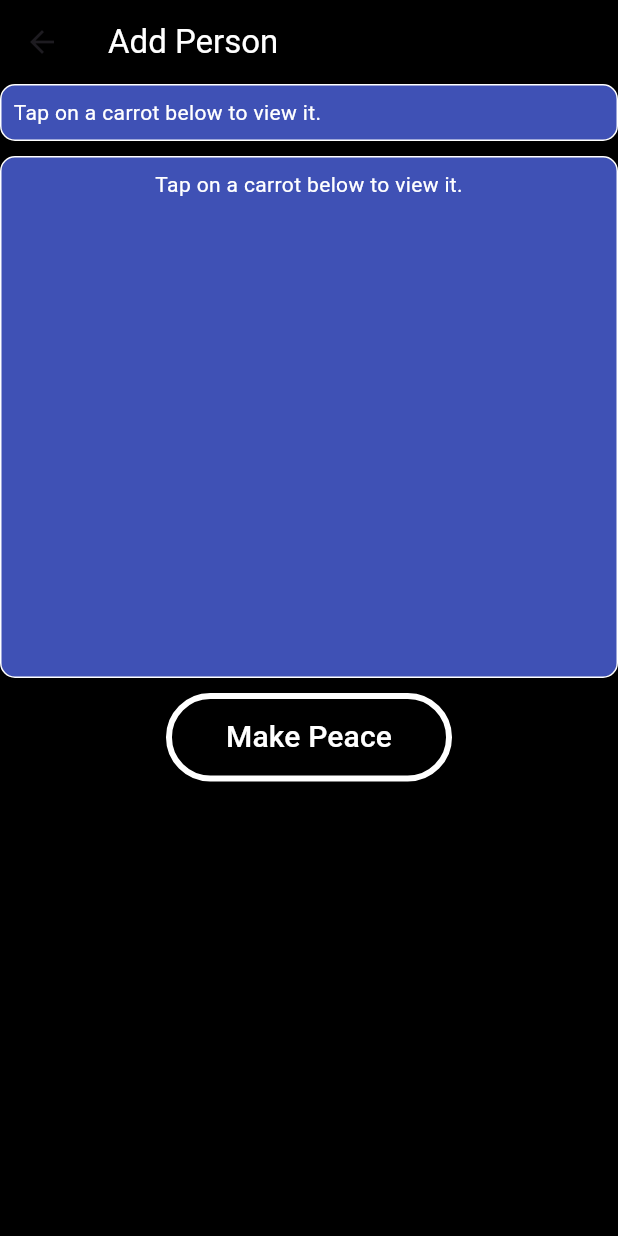
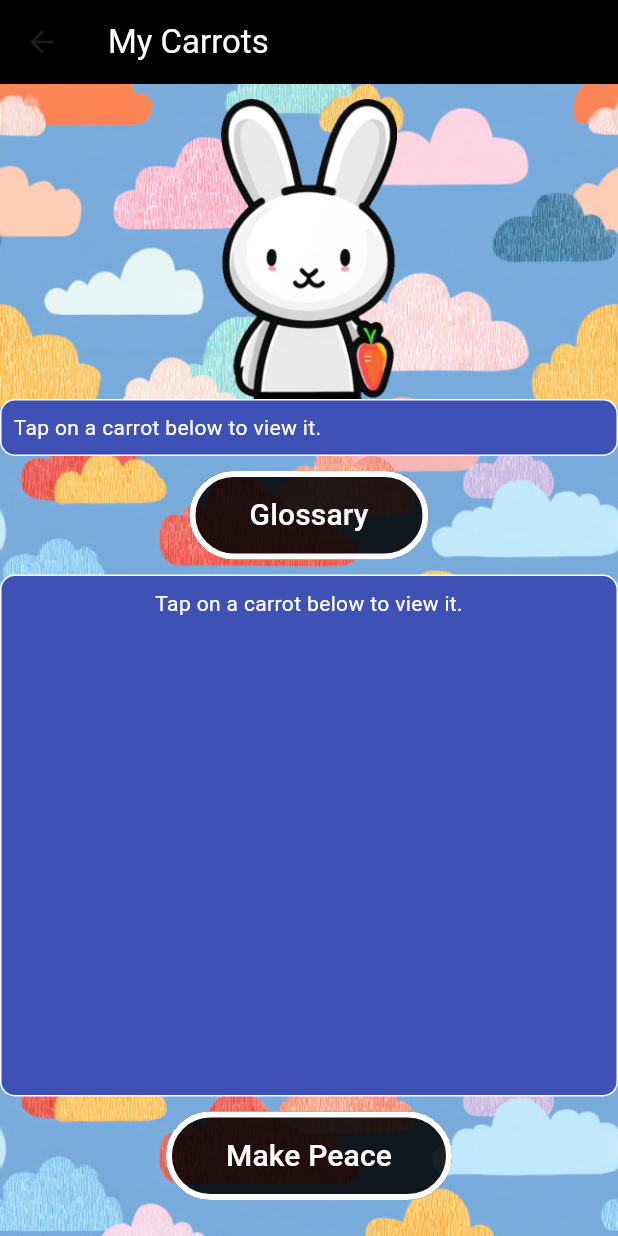
Before and after one commit to ChrisBriant/flutter_peace_carrots, a Flutter app: the CarrotDisplayScreen screen opened by its route, on a phone screen of 412 x 824 dp. Run offline on Flutter 3.47's test engine with Material 3 defaults, Android fonts, the phone set to English and light mode, and no system bars; our stand-ins replace loggy, permission_handler, share_plus, sqflite; missing offline and left inert: fast_contacts; accounts and stored records are empty.

```diff
--- a/lib/main.dart
+++ b/lib/main.dart
@@ -1,4 +1,5 @@
 import 'package:flutter/material.dart';
+import 'package:peacecarrots/screens/glossaryscreen.dart';
 import 'package:peacecarrots/screens/homescreen.dart';
 import 'package:peacecarrots/screens/loadingscreen.dart';
 import 'package:peacecarrots/screens/surveyscreen.dart';
@@ -79,6 +80,7 @@ class PeaceCarrots extends StatelessWidget {
           AddPersonScreen.routeName : (context) => const AddPersonScreen(),
           SurveyScreen.routeName : (context) => const SurveyScreen(),
           CarrotDisplayScreen.routeName : (context) => const CarrotDisplayScreen(),
+          GlossaryScreen.routeName : (context) => const GlossaryScreen(),
         },
       ),
     );
--- a/lib/screens/carrotdisplayscreen.dart
+++ b/lib/screens/carrotdisplayscreen.dart
@@ -15,18 +15,33 @@ class CarrotDisplayScreen extends StatelessWidget {
   Widget build(BuildContext context) {
     return Scaffold(
       appBar: AppBar(
-        title: const Text("Add Person", style: TextStyle(color: Colors.white)),
+        title: const Text("My Carrots", style: TextStyle(color: Colors.white)),
         backgroundColor: Colors.black,
       ),
-      body: SingleChildScrollView(
+      body: Container(
+        height: double.infinity,
+        decoration: BoxDecoration(
+          image: DecorationImage(
+            image: AssetImage('assets/clouds_bg.jpg'),
+            repeat: ImageRepeat.repeat,
+          ),
+        ),
+        child: SingleChildScrollView(
           child: Column(
             children: [
+              const SizedBox(height: 10,),
+              Image.asset('assets/rabbit_mascot_holding_carrot_torso.png', height: 200,),
               TextBoxWidget(
                 text: 'Tap on a carrot below to view it.',
                 backgroundColor: Colors.indigo,
                 textColor: Colors.white,
                 size: 14,
                 borderColor: Colors.white
+              ),
+              const SizedBox(height: 10,),
+              CustomButton1(
+                onPressed: () => Navigator.of(context).popAndPushNamed("/glossaryscreen"),
+                label: "Glossary"
               ),
               const SizedBox(height: 10,),
               BoxContent(
@@ -55,6 +70,7 @@ class CarrotDisplayScreen extends StatelessWidget {
             ],
           ),
         ),
+      ),
     );
   }
 }
--- a/pubspec.yaml
+++ b/pubspec.yaml
@@ -80,6 +80,10 @@ flutter:
     - assets/indigo_carrot.png
     - assets/violet_carrot.png
     - assets/white_carrot.png
+    - assets/rabbit_mascot_holding_carrot_torso.png
+    - assets/clouds_bg.jpg
+    - assets/clouds_thunder_bg.jpg
+    - assets/rabbit_mascot_head_and_torso.png
 
   # An image asset can refer to one or more resolution-specific "variants", see
   # https://flutter.dev/to/resolution-aware-images
```
Also changed, not shown: lib/screens/addpersonscreen.dart (+13 -2 lines), lib/screens/glossaryscreen.dart (added, +59 -0 lines), lib/screens/surveyscreen.dart (+11 -1 lines), lib/widgets/addcontactform.dart (+13 -13 lines), assets/clouds_bg.jpg (added), assets/clouds_thunder_bg.jpg (added), assets/rabbit_mascot_head_and_torso.png (renamed from assets/rabbit_mascot_head_and_torsoe.png), assets/rabbit_mascot_holding_carrot_torso.png (added), assets/rabbit_mascot_holding_carrote.png (added), 1 other file. Lines whose indentation alone changed are shown as unchanged.
